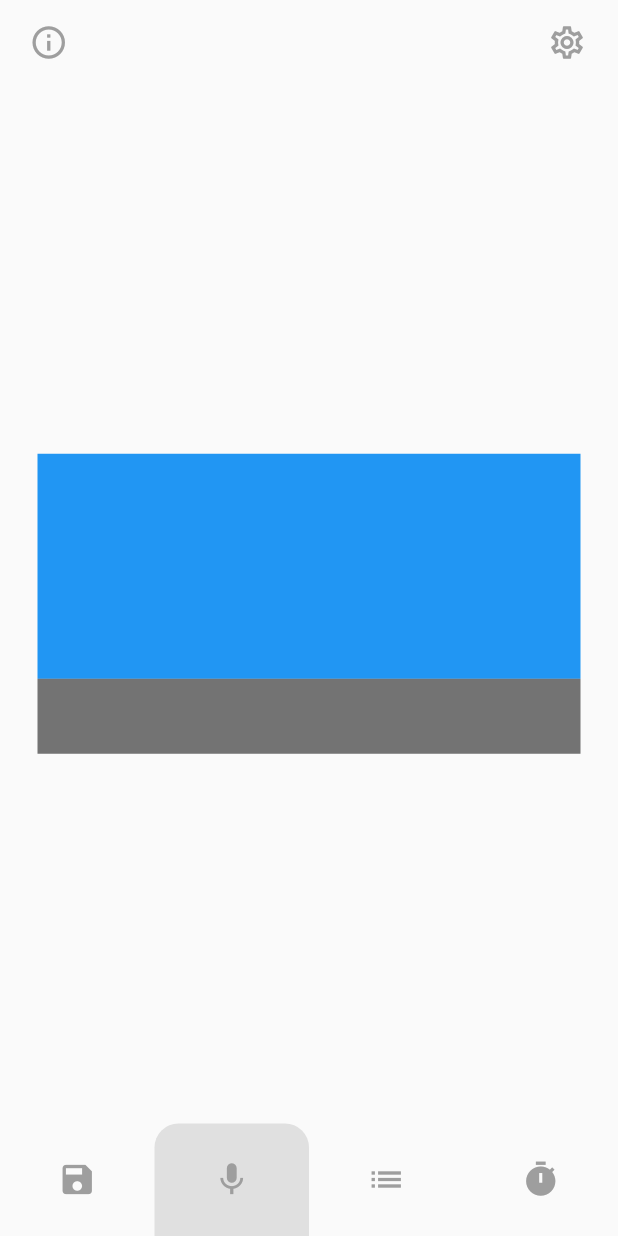
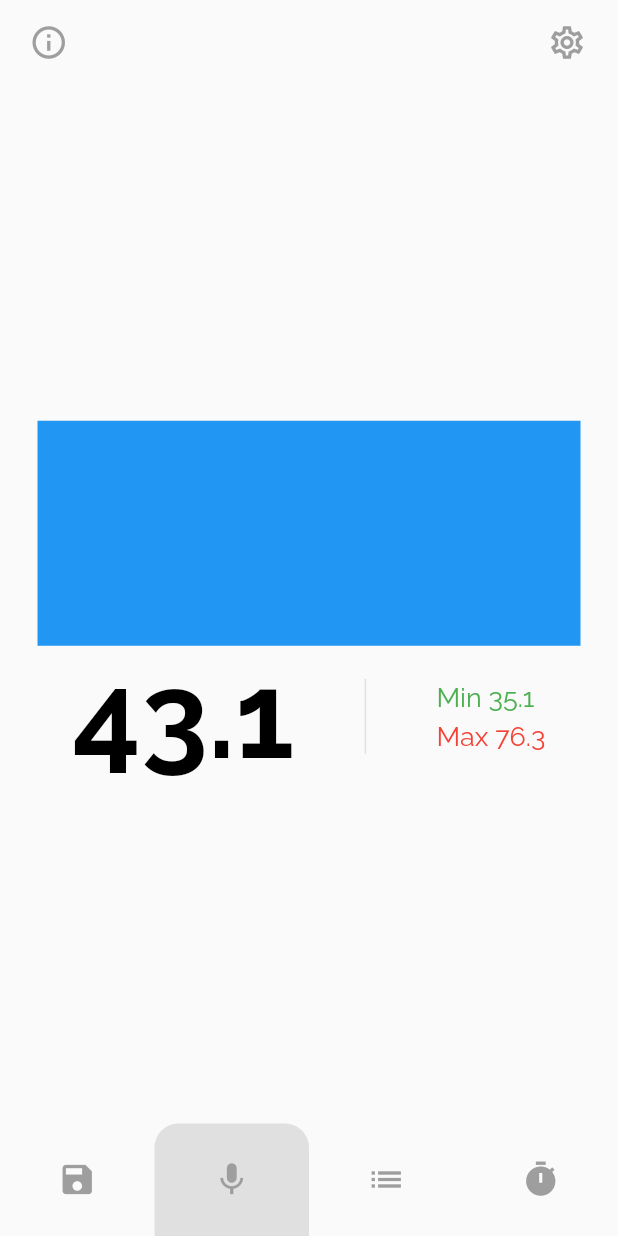
Before and after one commit to B1loliddin/noise-meter-app, a Flutter app: the screen it shows after launch, on a phone screen of 412 x 824 dp. Run offline on Flutter 3.47's test engine with Material 2 defaults, Android fonts, the light colour scheme and no system bars.

Commit message:
Added level of noise in the center

```diff
--- a/lib/app.dart
+++ b/lib/app.dart
@@ -6,9 +6,10 @@ class NoiseMeterApp extends StatelessWidget {
 
   @override
   Widget build(BuildContext context) {
-    return const MaterialApp(
+    return MaterialApp(
       debugShowCheckedModeBanner: false,
-      home: MainPage(),
+      theme: ThemeData(fontFamily: 'Raleway'),
+      home: const MainPage(),
     );
   }
 }
--- a/lib/pages/main_page.dart
+++ b/lib/pages/main_page.dart
@@ -41,10 +41,43 @@ class MainPage extends StatelessWidget {
               height: 150,
               color: Colors.blue,
             ),
-            Container(
-              width: 375,
-              height: 50,
-              color: Colors.black54,
+            Row(
+              mainAxisAlignment: MainAxisAlignment.spaceAround,
+              children: <Widget>[
+                const Text(
+                  '43.1',
+                  style: TextStyle(
+                    fontWeight: FontWeight.bold,
+                    fontSize: 80,
+                    color: Colors.black,
+                  ),
+                ),
+                Container(
+                  width: 1,
+                  height: 50,
+                  color: Colors.grey[300],
+                ),
+                const Column(
+                  crossAxisAlignment: CrossAxisAlignment.start,
+                  children: <Widget>[
+                    Text(
+                      'Min 35.1',
+                      style: TextStyle(
+                        fontSize: 18,
+                        color: Colors.green,
+                      ),
+                    ),
+                    SizedBox(height: 5),
+                    Text(
+                      'Max 76.3',
+                      style: TextStyle(
+                        fontSize: 18,
+                        color: Colors.red,
+                      ),
+                    ),
+                  ],
+                ),
+              ],
             ),
           ],
         ),
@@ -53,6 +86,7 @@ class MainPage extends StatelessWidget {
         children: <Widget>[
           InkWell(
             onTap: () {},
+            borderRadius: const BorderRadius.vertical(top: Radius.circular(16)),
             child: SizedBox(
               height: 75,
               width: MediaQuery.of(context).size.width / 4,
@@ -83,6 +117,7 @@ class MainPage extends StatelessWidget {
           ),
           InkWell(
             onTap: () {},
+            borderRadius: const BorderRadius.vertical(top: Radius.circular(16)),
             child: SizedBox(
               height: 75,
               width: MediaQuery.of(context).size.width / 4,
@@ -95,6 +130,7 @@ class MainPage extends StatelessWidget {
           ),
           InkWell(
             onTap: () {},
+            borderRadius: const BorderRadius.vertical(top: Radius.circular(16)),
             child: SizedBox(
               height: 75,
               width: MediaQuery.of(context).size.width / 4,
```
